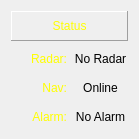
Old version of the form RadarCoastal/view/panel/framestatus.ui in the repository MiftahSalam/RadarCoastal.
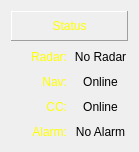
New version of the form.

Commit message: enhance - first implementation of command center status feature

Patch:
```diff
--- a/RadarCoastal/view/panel/framestatus.ui
+++ b/RadarCoastal/view/panel/framestatus.ui
@@ -7,7 +7,7 @@
     <x>0</x>
     <y>0</y>
     <width>139</width>
-    <height>139</height>
+    <height>152</height>
    </rect>
   </property>
   <property name="windowTitle">
@@ -117,6 +117,33 @@
      </item>
     </layout>
    </item>
+   <item>
+    <layout class="QHBoxLayout" name="horizontalLayout_3">
+     <item>
+      <widget class="QLabel" name="label_4">
+       <property name="styleSheet">
+        <string notr="true">color: rgb(255, 255, 0);</string>
+       </property>
+       <property name="text">
+        <string>CC:</string>
+       </property>
+       <property name="alignment">
+        <set>Qt::AlignRight|Qt::AlignTrailing|Qt::AlignVCenter</set>
+       </property>
+      </widget>
+     </item>
+     <item>
+      <widget class="QLabel" name="labelCCStatus">
+       <property name="text">
+        <string>Online</string>
+       </property>
+       <property name="alignment">
+        <set>Qt::AlignCenter</set>
+       </property>
+      </widget>
+     </item>
+    </layout>
+   </item>
    <item>
     <layout class="QHBoxLayout" name="horizontalLayout_4">
      <item>
```
The commit also changes 9 other files.
